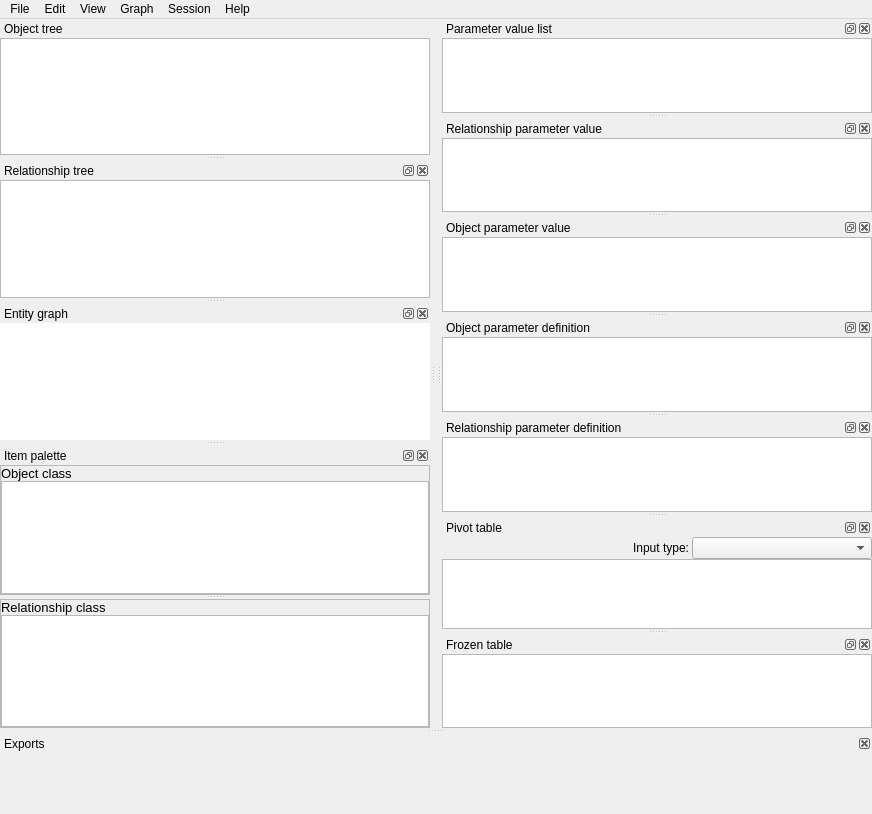
Qt form spinetoolbox/data_store_form/ui/data_store_window.ui (spine-tools/Spine-Toolbox) before a commit.
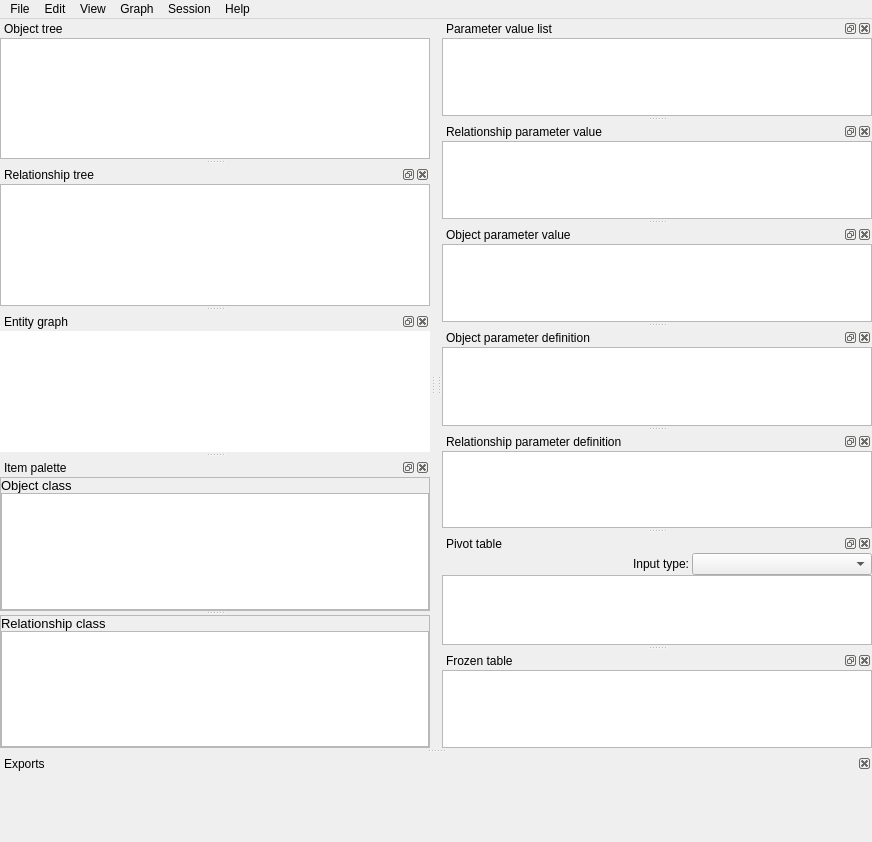
The same form after that commit. Icons and pictures are not drawn. Custom widgets are drawn as their Qt base class.

The edit to the form file:
```diff
--- a/spinetoolbox/data_store_form/ui/data_store_window.ui
+++ b/spinetoolbox/data_store_form/ui/data_store_window.ui
@@ -19,7 +19,7 @@
     <x>0</x>
     <y>0</y>
     <width>872</width>
-    <height>814</height>
+    <height>842</height>
    </rect>
   </property>
   <property name="windowTitle">
```
Left out of the diff: 4 changed lines with no effect on the pictures.
